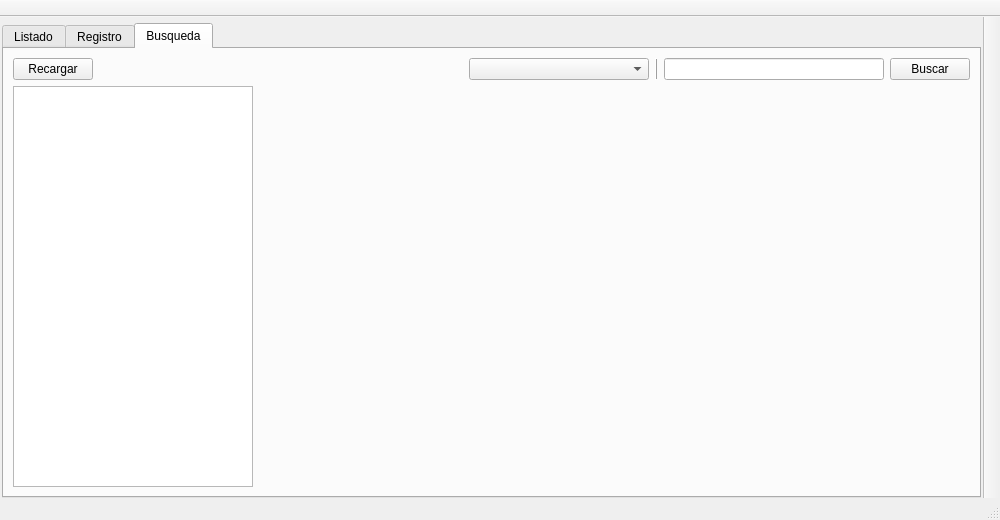
This is src/mainwindow.ui in MediaScout/AnimeMonitor as Qt 5 draws it before an edit. The edited form follows.
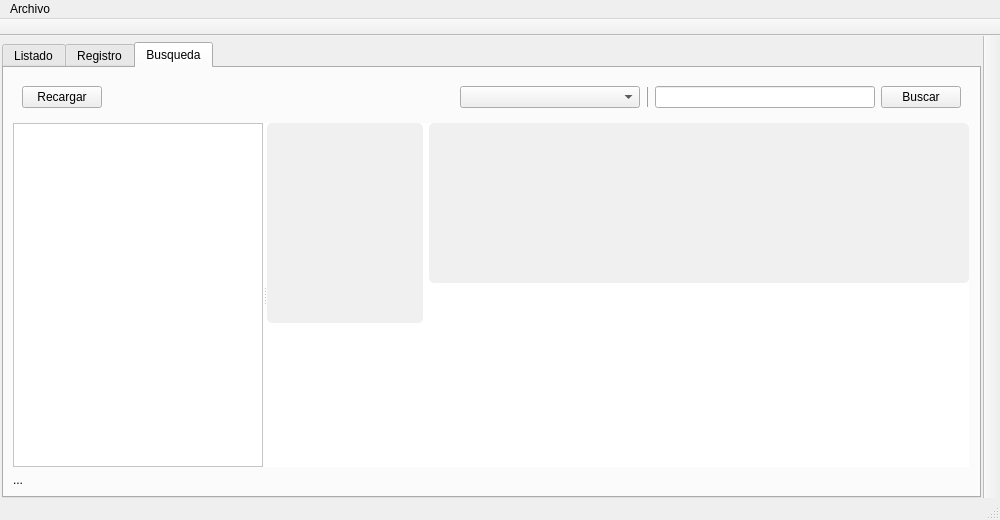
This is the edited form.

Diff of the .ui file:
```diff
--- a/src/mainwindow.ui
+++ b/src/mainwindow.ui
@@ -17,10 +17,7 @@
    <enum>Qt::ToolButtonTextOnly</enum>
   </property>
   <widget class="QWidget" name="centralwidget">
-   <layout class="QVBoxLayout" name="verticalLayout_2">
-    <property name="spacing">
-     <number>2</number>
-    </property>
+   <layout class="QGridLayout" name="gridLayout">
     <property name="leftMargin">
      <number>2</number>
     </property>
@@ -33,7 +30,7 @@
     <property name="bottomMargin">
      <number>0</number>
     </property>
-    <item>
+    <item row="0" column="0">
      <layout class="QVBoxLayout" name="verticalLayout">
       <property name="spacing">
        <number>2</number>
@@ -160,13 +157,22 @@
            <attribute name="title">
             <string>Busqueda</string>
            </attribute>
+           <layout class="QVBoxLayout" name="verticalLayout_7">
+            <item>
            <layout class="QVBoxLayout" name="verticalLayout_6">
             <item>
+               <widget class="QWidget" name="top_panel_search" native="true">
+                <property name="styleSheet">
+                 <string notr="true"/>
+                </property>
              <layout class="QVBoxLayout" name="verticalLayout_5">
               <item>
                <layout class="QHBoxLayout" name="horizontalLayout_3">
                 <item>
                  <widget class="QPushButton" name="pushButton_5">
+                     <property name="autoFillBackground">
+                      <bool>false</bool>
+                     </property>
                   <property name="text">
                    <string>Recargar</string>
                   </property>
@@ -177,6 +183,9 @@
                   <property name="orientation">
                    <enum>Qt::Horizontal</enum>
                   </property>
+                     <property name="sizeType">
+                      <enum>QSizePolicy::Expanding</enum>
+                     </property>
                   <property name="sizeHint" stdset="0">
                    <size>
                     <width>368</width>
@@ -197,6 +206,12 @@
                 </item>
                 <item>
                  <widget class="Line" name="line">
+                     <property name="maximumSize">
+                      <size>
+                       <width>16777215</width>
+                       <height>23</height>
+                      </size>
+                     </property>
                   <property name="frameShadow">
                    <enum>QFrame::Raised</enum>
                   </property>
@@ -230,32 +245,172 @@
                 </item>
                </layout>
               </item>
+                </layout>
+               </widget>
+              </item>
               <item>
                <layout class="QHBoxLayout" name="horizontalLayout_4">
                 <item>
-                 <widget class="QListView" name="listView">
-                  <property name="maximumSize">
-                   <size>
-                    <width>240</width>
-                    <height>16777215</height>
-                   </size>
+                 <widget class="QSplitter" name="splitter">
+                  <property name="styleSheet">
+                   <string notr="true">background-color: rgb(255, 255, 255);</string>
                   </property>
-                 </widget>
-                </item>
-                <item>
-                 <spacer name="horizontalSpacer_3">
                   <property name="orientation">
                    <enum>Qt::Horizontal</enum>
                   </property>
+                  <property name="opaqueResize">
+                   <bool>true</bool>
+                  </property>
+                  <property name="handleWidth">
+                   <number>4</number>
+                  </property>
+                  <property name="childrenCollapsible">
+                   <bool>false</bool>
+                  </property>
+                  <widget class="QListWidget" name="listAnimes">
+                   <property name="sizePolicy">
+                    <sizepolicy hsizetype="Expanding" vsizetype="Expanding">
+                     <horstretch>0</horstretch>
+                     <verstretch>0</verstretch>
+                    </sizepolicy>
+                   </property>
+                   <property name="minimumSize">
+                    <size>
+                     <width>0</width>
+                     <height>0</height>
+                    </size>
+                   </property>
+                   <property name="maximumSize">
+                    <size>
+                     <width>250</width>
+                     <height>16777215</height>
+                    </size>
+                   </property>
+                   <property name="baseSize">
+                    <size>
+                     <width>250</width>
+                     <height>0</height>
+                    </size>
+                   </property>
+                   <property name="alternatingRowColors">
+                    <bool>true</bool>
+                   </property>
+                  </widget>
+                  <widget class="QWidget" name="widget" native="true">
+                   <property name="minimumSize">
+                    <size>
+                     <width>0</width>
+                     <height>0</height>
+                    </size>
+                   </property>
+                   <layout class="QVBoxLayout" name="verticalLayout_10">
+                    <property name="topMargin">
+                     <number>0</number>
+                    </property>
+                    <property name="rightMargin">
+                     <number>0</number>
+                    </property>
+                    <item>
+                     <layout class="QVBoxLayout" name="verticalLayout_9">
+                      <item>
+                       <layout class="QHBoxLayout" name="horizontalLayout_5">
+                        <item>
+                         <widget class="QGraphicsView" name="graphicsView">
+                          <property name="maximumSize">
+                           <size>
+                            <width>156</width>
+                            <height>16777215</height>
+                           </size>
+                          </property>
+                          <property name="styleSheet">
+                           <string notr="true">QGraphicsView {
+	background-color: #F0F0F0;
+	border-radius: 5px;
+}</string>
+                          </property>
+                         </widget>
+                        </item>
+                        <item>
+                         <layout class="QVBoxLayout" name="verticalLayout_8">
+                          <item>
+                           <widget class="QTextEdit" name="textEdit">
+                            <property name="maximumSize">
+                             <size>
+                              <width>16777215</width>
+                              <height>160</height>
+                             </size>
+                            </property>
+                            <property name="styleSheet">
+                             <string notr="true">QTextEdit {
+	background-color: #F0F0F0;
+	border-radius: 5px;
+}</string>
+                            </property>
+                            <property name="readOnly">
+                             <bool>true</bool>
+                            </property>
+                           </widget>
+                          </item>
+                          <item>
+                           <spacer name="verticalSpacer_2">
+                            <property name="orientation">
+                             <enum>Qt::Vertical</enum>
+                            </property>
+                            <property name="sizeType">
+                             <enum>QSizePolicy::Expanding</enum>
+                            </property>
                   <property name="sizeHint" stdset="0">
                    <size>
-                    <width>40</width>
-                    <height>20</height>
+                              <width>20</width>
+                              <height>40</height>
                    </size>
                   </property>
                  </spacer>
                 </item>
                </layout>
+                        </item>
+                       </layout>
+                      </item>
+                      <item>
+                       <spacer name="verticalSpacer_3">
+                        <property name="orientation">
+                         <enum>Qt::Vertical</enum>
+                        </property>
+                        <property name="sizeHint" stdset="0">
+                         <size>
+                          <width>20</width>
+                          <height>40</height>
+                         </size>
+                        </property>
+                       </spacer>
+                      </item>
+                     </layout>
+                    </item>
+                   </layout>
+                  </widget>
+                 </widget>
+                </item>
+                <item>
+                 <spacer name="verticalSpacer">
+                  <property name="orientation">
+                   <enum>Qt::Vertical</enum>
+                  </property>
+                  <property name="sizeHint" stdset="0">
+                   <size>
+                    <width>1</width>
+                    <height>40</height>
+                   </size>
+                  </property>
+                 </spacer>
+                </item>
+               </layout>
+              </item>
+              <item>
+               <widget class="QLabel" name="notification">
+                <property name="text">
+                 <string>...</string>
+                </property>
+               </widget>
               </item>
              </layout>
             </item>
@@ -277,8 +432,14 @@
    <property name="movable">
     <bool>false</bool>
    </property>
+   <property name="iconSize">
+    <size>
+     <width>32</width>
+     <height>32</height>
+    </size>
+   </property>
    <property name="toolButtonStyle">
-    <enum>Qt::ToolButtonTextUnderIcon</enum>
+    <enum>Qt::ToolButtonIconOnly</enum>
    </property>
    <property name="floatable">
     <bool>false</bool>
@@ -297,6 +458,12 @@
    <property name="movable">
     <bool>false</bool>
    </property>
+   <property name="iconSize">
+    <size>
+     <width>32</width>
+     <height>32</height>
+    </size>
+   </property>
    <property name="toolButtonStyle">
     <enum>Qt::ToolButtonIconOnly</enum>
    </property>
@@ -310,6 +477,30 @@
     <bool>false</bool>
    </attribute>
   </widget>
+  <widget class="QMenuBar" name="menuBar">
+   <property name="geometry">
+    <rect>
+     <x>0</x>
+     <y>0</y>
+     <width>1000</width>
+     <height>20</height>
+    </rect>
+   </property>
+   <widget class="QMenu" name="menuArchivo">
+    <property name="title">
+     <string>Archivo</string>
+    </property>
+    <addaction name="separator"/>
+    <addaction name="separator"/>
+    <addaction name="actionSalir"/>
+   </widget>
+   <addaction name="menuArchivo"/>
+  </widget>
+  <action name="actionSalir">
+   <property name="text">
+    <string>Salir</string>
+   </property>
+  </action>
  </widget>
  <resources/>
  <connections/>
```
Left out of the diff: 5 changed lines with no effect on the pictures. Lines whose indentation alone changed are shown as unchanged.
